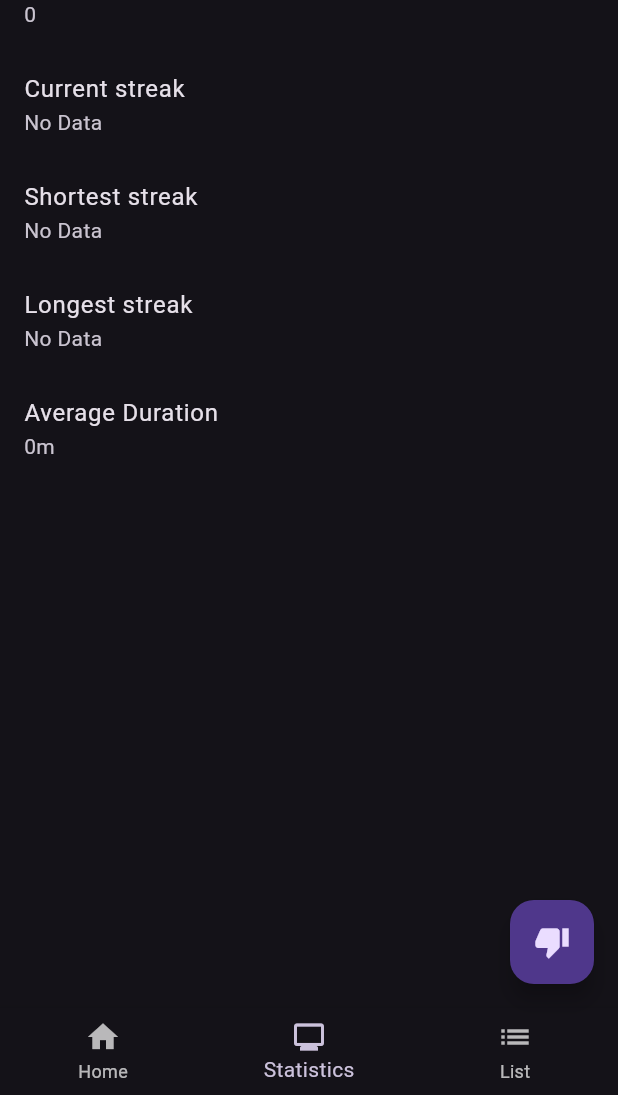
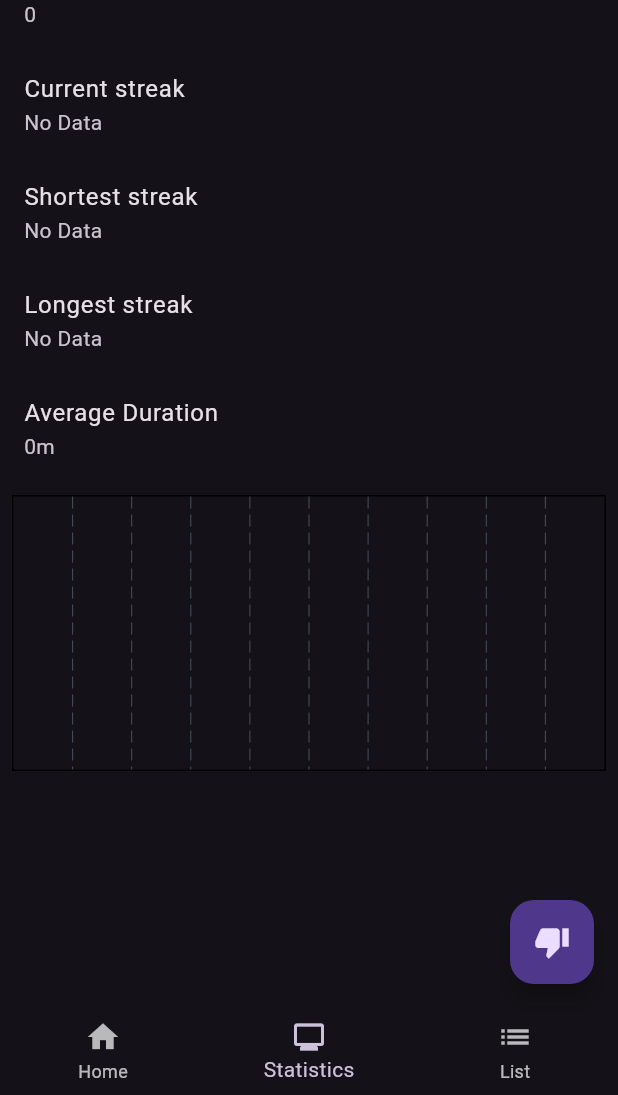
Before and after one commit to prijindal/habbit_tracker, a Flutter app: the screen it shows after launch, item 2 of the bottom bar chosen, on a phone screen of 412 x 824 dp, the part 141-1236 px from its top. Run offline on Flutter 3.47's test engine with Material 2 defaults, Android fonts, the phone set to English and light mode, and no system bars; drawn by our look-alikes of fl_chart; our stand-ins replace date_field, drift, file_picker; accounts and stored records are empty; generated files the repository leaves out were written again; statements that could not run were skipped.

Commit message:
Added graph

```diff
--- a/lib/components/appbar.dart
+++ b/lib/components/appbar.dart
@@ -1,5 +1,5 @@
 import 'package:flutter/material.dart';
-import 'package:relapse/pages/profile.dart';
+import '../pages/profile.dart';
 
 class MyAppBar extends AppBar {
   MyAppBar({super.key, required this.context});
--- a/lib/components/counter.dart
+++ b/lib/components/counter.dart
@@ -1,7 +1,7 @@
 import 'dart:async';
 
 import 'package:flutter/material.dart';
-import 'package:relapse/helpers/stats.dart';
+import '../helpers/stats.dart';
 import '../models/core.dart';
 
 class CounterSubPage extends StatefulWidget {
--- a/lib/components/statistics.dart
+++ b/lib/components/statistics.dart
@@ -1,4 +1,5 @@
 import 'package:flutter/material.dart';
+import 'package:fl_chart/fl_chart.dart';
 import '../helpers/stats.dart';
 import '../models/core.dart';
 
@@ -26,6 +27,24 @@ class _StatisticsSubPageState extends State<StatisticsSubPage> {
       return "${streak.inHours % 24}h ${streak.inMinutes % 60}m";
     }
     return "${streak.inMinutes % 60}m";
+  }
+
+  getChartData() {
+    final durationsData = allDurationsData(widget.relapses)
+      ..sort((a, b) =>
+          a.start.millisecondsSinceEpoch - b.start.millisecondsSinceEpoch);
+    return durationsData
+        .map(
+          (e) => BarChartGroupData(
+            x: e.end.millisecondsSinceEpoch,
+            barRods: [
+              BarChartRodData(
+                toY: e.duration.inSeconds.toDouble(),
+              )
+            ],
+          ),
+        )
+        .toList();
   }
 
   @override
@@ -61,7 +80,58 @@ class _StatisticsSubPageState extends State<StatisticsSubPage> {
           subtitle: Text(
             durationToStreak(averageDuration(widget.relapses)),
           ),
-        )
+        ),
+        Container(
+            padding: const EdgeInsets.all(8.0),
+            height: 200,
+            child: BarChart(
+              BarChartData(
+                titlesData: FlTitlesData(
+                  show: true,
+                  leftTitles: AxisTitles(
+                    sideTitles: SideTitles(
+                      showTitles: false,
+                    ),
+                  ),
+                  topTitles: AxisTitles(
+                    sideTitles: SideTitles(
+                      showTitles: false,
+                    ),
+                  ),
+                  rightTitles: AxisTitles(
+                    sideTitles: SideTitles(
+                      showTitles: false,
+                    ),
+                  ),
+                  bottomTitles: AxisTitles(
+                    sideTitles: SideTitles(
+                      showTitles: false,
+                    ),
+                  ),
+                ),
+                barTouchData: BarTouchData(
+                  touchTooltipData: BarTouchTooltipData(
+                    getTooltipItem: (group, groupIndex, rod, rodIndex) {
+                      final end = DateTime.fromMillisecondsSinceEpoch(group.x);
+                      final duration = Duration(seconds: rod.toY.floor());
+                      return BarTooltipItem(
+                        "${formatDate(end, true)}\n",
+                        const TextStyle(),
+                        children: [
+                          TextSpan(
+                            text: durationToStreak(duration),
+                          ),
+                        ],
+                      );
+                    },
+                  ),
+                ),
+                barGroups: getChartData(),
+                // read about it in the BarChartData section
+              ),
+              swapAnimationDuration: Duration(milliseconds: 150), // Optional
+              swapAnimationCurve: Curves.linear, // Optional
+            )),
       ],
     );
   }
--- a/lib/helpers/stats.dart
+++ b/lib/helpers/stats.dart
@@ -1,5 +1,16 @@
 import 'package:intl/intl.dart';
 import '../models/core.dart';
+
+class DurationData {
+  DurationData({
+    required this.duration,
+    required this.start,
+    required this.end,
+  });
+  final Duration duration;
+  final DateTime start;
+  final DateTime end;
+}
 
 Duration? currentStreak(List<RelapseData>? relapses) {
   if (relapses != null && relapses.isNotEmpty) {
@@ -10,37 +21,53 @@ Duration? currentStreak(List<RelapseData>? relapses) {
 
 Duration? longestStreak(List<RelapseData>? relapses) {
   if (relapses != null && relapses.isNotEmpty) {
-    return allDurations(relapses).last;
+    return allDurationsData(relapses).last.duration;
   }
   return null;
 }
 
 Duration? shortestStreak(List<RelapseData>? relapses) {
   if (relapses != null && relapses.isNotEmpty) {
-    return allDurations(relapses).first;
+    return allDurationsData(relapses).first.duration;
   }
   return null;
 }
 
-List<Duration> allDurations(List<RelapseData>? relapses) {
-  final List<Duration> allDurations = [];
+List<DurationData> allDurationsData(List<RelapseData>? relapses) {
+  final List<DurationData> allDurations = [];
   if (relapses != null && relapses.isNotEmpty) {
-    allDurations.add(DateTime.now().difference(relapses[0].creationTime));
+    final now = DateTime.now();
+    allDurations.add(
+      DurationData(
+        duration: now.difference(
+          relapses[0].creationTime,
+        ),
+        start: relapses[0].creationTime,
+        end: now,
+      ),
+    );
     for (var i = 1; i < relapses.length; i++) {
       final newStreak =
           relapses[i - 1].creationTime.difference(relapses[i].creationTime);
-      allDurations.add(newStreak);
+      allDurations.add(
+        DurationData(
+          duration: newStreak,
+          start: relapses[i - 1].creationTime,
+          end: relapses[i].creationTime,
+        ),
+      );
     }
   }
   return allDurations
-    ..sort((value, element) => value.inSeconds - element.inSeconds);
+    ..sort((value, element) =>
+        value.duration.inSeconds - element.duration.inSeconds);
 }
 
 Duration averageDuration(List<RelapseData>? relapses) {
-  final List<Duration> durations = allDurations(relapses);
+  final List<DurationData> durations = allDurationsData(relapses);
   Duration totalDuration = const Duration();
-  for (var duration in durations) {
-    totalDuration += duration;
+  for (var durationData in durations) {
+    totalDuration += durationData.duration;
   }
   if (durations.isNotEmpty) {
     return Duration(
@@ -49,6 +76,9 @@ Duration averageDuration(List<RelapseData>? relapses) {
   return const Duration();
 }
 
-String formatDate(DateTime date) {
+String formatDate(DateTime date, [bool short = false]) {
+  if (short) {
+    return "${DateFormat.E().format(date)} ${DateFormat.jm().format(date)}";
+  }
   return "${DateFormat.yMMMEd().format(date)} ${DateFormat.jm().format(date)}";
 }
--- a/lib/pages/profile.dart
+++ b/lib/pages/profile.dart
@@ -7,7 +7,7 @@ import 'package:flutter/foundation.dart';
 import 'package:flutter/material.dart';
 import 'package:path_provider/path_provider.dart';
 import 'package:path/path.dart' as p;
-import 'package:relapse/models/core.dart';
+import '../models/core.dart';
 import '../models/drift.dart';
 
 class ProfileScreen extends StatelessWidget {
--- a/pubspec.yaml
+++ b/pubspec.yaml
@@ -43,6 +43,7 @@ dependencies:
   intl: ^0.17.0
   file_picker: ^5.2.5
   uuid: ^3.0.7
+  fl_chart: ^0.60.0
 
 dev_dependencies:
   flutter_test:
```
Also changed, not shown: pubspec.lock.
